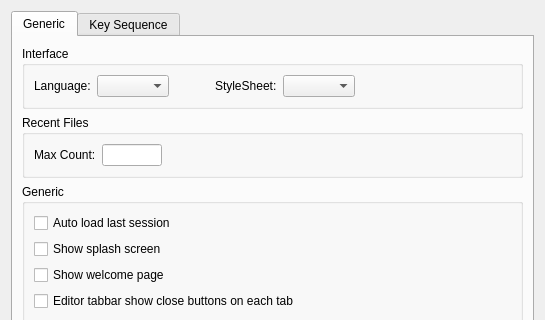
This is liteidex/src/liteapp/liteappoption.ui in seanxyh/liteide as Qt 5 draws it before an edit; both pictures show x 0 to 545 and y 0 to 320 of the 545 by 460 pixel window. The edited form follows.
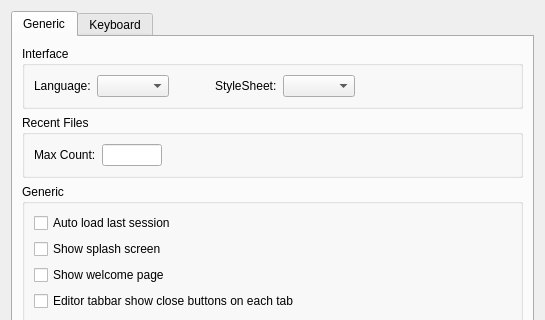
This is the edited form.

```diff
--- a/liteidex/src/liteapp/liteappoption.ui
+++ b/liteidex/src/liteapp/liteappoption.ui
@@ -280,7 +280,7 @@
      </widget>
      <widget class="QWidget" name="tab_2">
       <attribute name="title">
-       <string>Key Sequence</string>
+       <string>Keyboard</string>
       </attribute>
       <layout class="QVBoxLayout" name="verticalLayout_5">
        <item>
```
Left out of the diff: 8 changed lines with no effect on the pictures.
